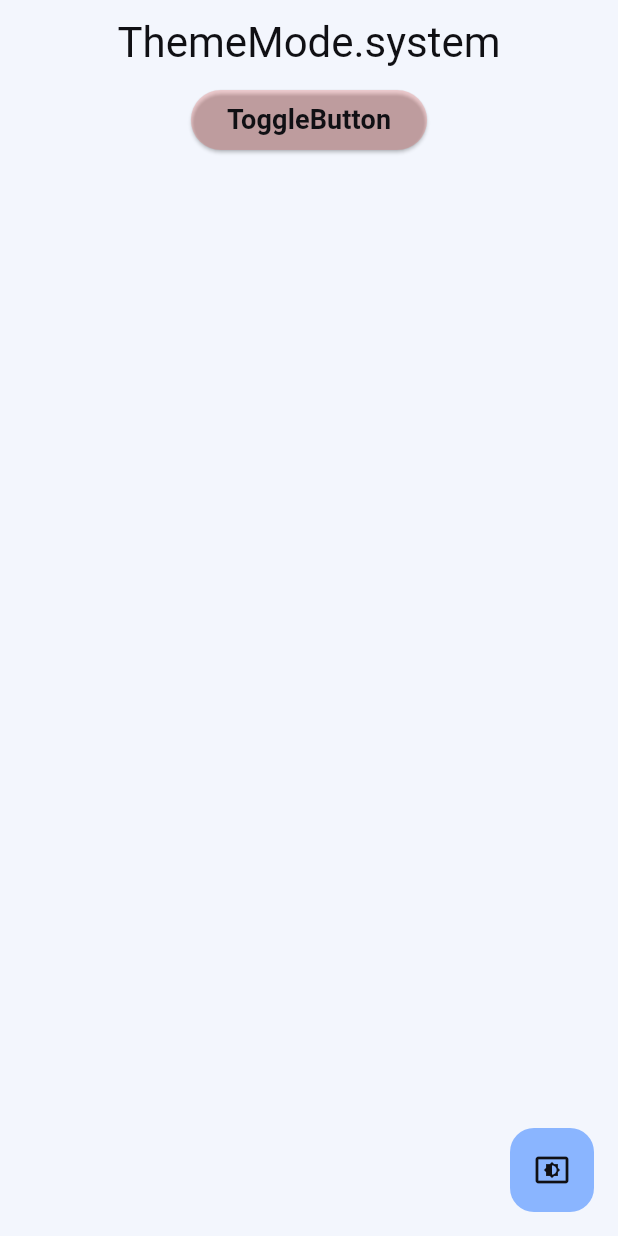
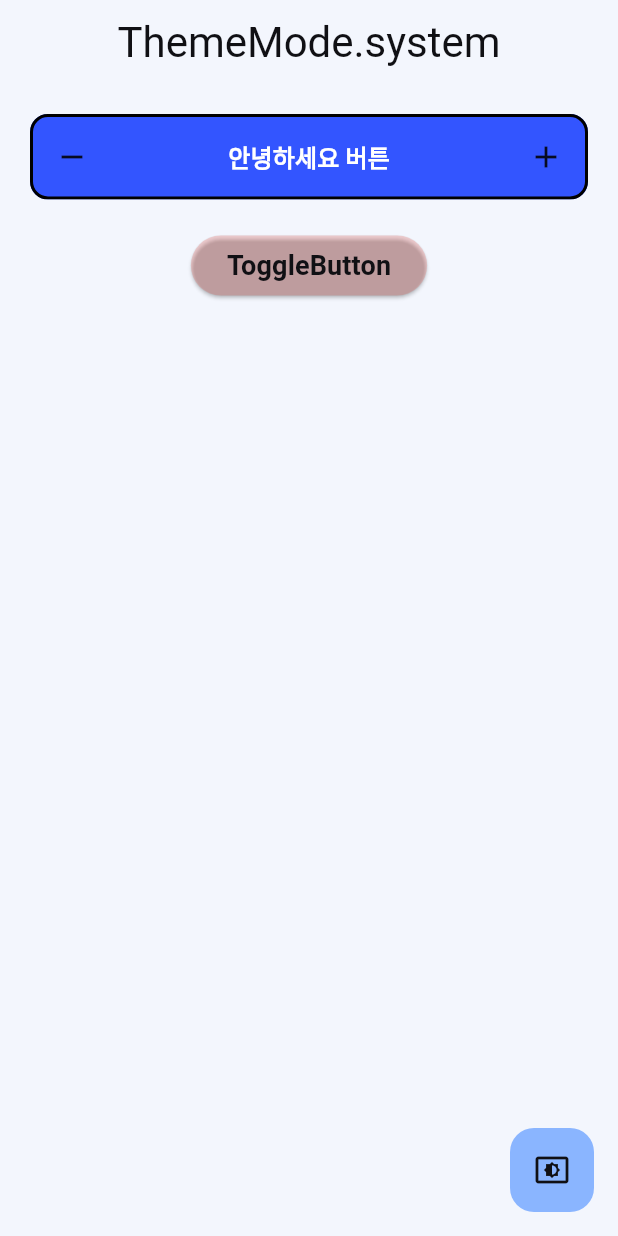
Before and after one commit to Quantit-Github/qui_flutter, a Flutter app: the screen it shows after launch, on a phone screen of 412 x 824 dp. Run offline on Flutter 3.47's test engine with Material 2 defaults, Android fonts, the phone set to English and light mode, and no system bars; Roboto replaces fonts that are missing (Pretendard).

Commit message:
WIP 작업중

```diff
--- a/example/lib/main.dart
+++ b/example/lib/main.dart
@@ -1,5 +1,7 @@
 import 'package:example/pages/toggle/toggle_page.dart';
 import 'package:flutter/material.dart';
+import 'package:qui_flutter/components/buttons/base.dart';
+import 'package:qui_flutter/components/buttons/primary.dart';
 import 'package:qui_flutter/core/qui_theme.dart';
 import 'package:qui_flutter/style/color.dart';
 import 'package:qui_flutter/style/constant.dart';
@@ -73,6 +75,59 @@ class _MyHomePageState extends State<MyHomePage> {
           child: Column(
             mainAxisAlignment: MainAxisAlignment.center,
             children: <Widget>[
+              Container(
+                color: QuiTheme.of(context).color.primary.s100,
+              ),
+              QuiButtonPrimary(
+                alignment: ButtonAlign.center,
+                title: "안녕하세요 버튼",
+                suffix: const Icon(Icons.add),
+                prefix: const Icon(Icons.remove),
+                onPressed: () {},
+              ),
+              // QuiButton.primary(
+              //   context: context,
+              //   alignment: ButtonAlign.center,
+              //   onPressed: () {},
+              //   size: ButtonSize.xl,
+              //   suffixWidget: Icon(
+              //     Icons.add,
+              //     color: ButtonPrimaryToken(context).elements,
+              //   ),
+              //   prefixWidget: const Icon(Icons.remove),
+              //   title: "Primary Button",
+              // ),
+              // QuiButton.ghost(
+              //   context: context,
+              //   alignment: ButtonAlign.center,
+              //   onPressed: () {},
+              //   size: ButtonSize.xl,
+              //   suffixWidget: const Icon(Icons.add),
+              //   prefixWidget: const Icon(Icons.remove),
+              //   title: "Primary Button",
+              // ),
+              // QuiButton.secondary(
+              //   context: context,
+              //   alignment: ButtonAlign.Center,
+              //   onPressed: () {},
+              //   suffixWidget: const Icon(Icons.add),
+              //   prefixWidget: const Icon(Icons.remove),
+              //   title: "Secondary Button",
+              // ),
+              // QuiButton.primary(
+              //   context: context,
+              //   alignment: ButtonAlign.Center,
+              //   suffixWidget: const Icon(Icons.add),
+              //   prefixWidget: const Icon(Icons.remove),
+              //   title: "Primary Button Disabled",
+              // ),
+              // QuiButton.secondary(
+              //   context: context,
+              //   alignment: ButtonAlign.Center,
+              //   suffixWidget: const Icon(Icons.add),
+              //   prefixWidget: const Icon(Icons.remove),
+              //   title: "Secondary Button Disabled",
+              // ),
               ElevatedButton(
                 style: ElevatedButton.styleFrom(
                   backgroundColor: QuiTheme.of(context).color["custom"]!.s80,
--- /dev/null
+++ b/lib/components/buttons/base.dart
@@ -0,0 +1,337 @@
+import 'package:flutter/material.dart';
+import 'package:qui_flutter/core/qui_theme.dart';
+import 'package:qui_flutter/style/color.dart';
+import 'package:qui_flutter/style/tokens/button_token.dart';
+import 'package:qui_flutter/style/tokens/state_overlay.dart';
+import 'package:qui_flutter/style/typography.dart';
+
+///
+/// Base Button
+///
+class BaseButton extends StatefulWidget {
+  const BaseButton({
+    this.alignment = ButtonAlign.center,
+    this.size = ButtonSize.xl,
+    required this.backgroundColor,
+    required this.highlightColor,
+    required this.title,
+    this.hoverColor,
+    this.focusColor,
+    this.disabledColor,
+    this.prefixWidget,
+    this.suffixWidget,
+    this.onPressed,
+    this.textStyle,
+    super.key,
+  });
+
+  final ButtonSize size;
+  final ButtonAlign alignment;
+  final Color backgroundColor;
+  final Color highlightColor;
+  final Color? disabledColor;
+  final Color? hoverColor;
+  final Color? focusColor;
+
+  final Function()? onPressed;
+
+  final Widget? prefixWidget;
+  final Widget? suffixWidget;
+  final TextStyle? textStyle;
+  final String title;
+
+  @override
+  State<BaseButton> createState() => _BaseButtonState();
+}
+
+class _BaseButtonState extends State<BaseButton>
+    with TickerProviderStateMixin, ButtonCommonToken, ButtonStateOverlayToken {
+  final ValueNotifier<bool> isLoading = ValueNotifier<bool>(false);
+  late AnimationController _controller;
+  late Animation<Offset> _offsetAnimation;
+
+  late AnimationController _controller2;
+  late Animation<Offset> _offsetAnimation2;
+
+  @override
+  void initState() {
+    super.initState();
+
+    _controller = AnimationController(
+      duration: const Duration(milliseconds: 300),
+      vsync: this,
+    );
+
+    _offsetAnimation = Tween<Offset>(
+      begin: const Offset(0.0, -2),
+      end: const Offset(0.0, 0),
+    ).animate(CurvedAnimation(
+      parent: _controller,
+      curve: Curves.easeInOut,
+    ));
+
+    _controller2 = AnimationController(
+      duration: const Duration(milliseconds: 200),
+      vsync: this,
+    );
+
+    _offsetAnimation2 = Tween<Offset>(
+      begin: const Offset(0.0, 0),
+      end: const Offset(0.0, 2),
+    ).animate(CurvedAnimation(
+      parent: _controller2,
+      curve: Curves.easeInOut,
+    ));
+  }
+
+  @override
+  void dispose() {
+    _controller.dispose();
+    super.dispose();
+  }
+
+  @override
+  Widget build(BuildContext context) {
+    QuiTheme.of(context).color.grayScale.s100;
+    return Container(
+      margin: const EdgeInsets.all(20),
+      child: ValueListenableBuilder<bool>(
+          valueListenable: isLoading,
+          builder: (context, value, _) {
+            return ClipRRect(
+              child: MaterialButton(
+                key: widget.key,
+                onPressed: widget.onPressed == null
+                    ? null
+                    : () async {
+                        isLoading.value = true;
+                        _controller.forward();
+                        _controller2.forward();
+
+                        await Future.delayed(const Duration(seconds: 2));
+                        // await widget.onPressed;
+                        isLoading.value = false;
+                        _controller.reverse();
+                        _controller2.reverse();
+                      },
+                color: value
+                    ? Color.alphaBlend(loadingContainer, widget.backgroundColor)
+                    : widget.backgroundColor,
+                highlightColor: widget.highlightColor,
+                disabledColor: widget.disabledColor ?? disabledContainer,
+                hoverColor: widget.hoverColor ?? hover,
+                focusColor: widget.focusColor ?? focused,
+                padding: widget.size.padding,
+                shape: RoundedRectangleBorder(
+                  side: const BorderSide(color: Colors.black, width: 2.0),
+                  borderRadius: BorderRadius.circular(widget.size.radius),
+                ),
+                child: Stack(
+                  alignment: Alignment.center,
+                  children: [
+                    SlideTransition(
+                      position: _offsetAnimation2,
+                      child: Row(
+                        mainAxisSize: widget.size.mainAxisSize,
+                        mainAxisAlignment: widget.alignment.axis,
+                        children: [
+                          if (widget.prefixWidget != null) widget.prefixWidget!,
+                          Text(
+                            widget.title,
+                            style: QuiTheme.of(context)
+                                .typography
+                                .bodyLarge
+                                .bold
+                                .copyWith(
+                                  color: widget.onPressed == null
+                                      ? disabledElement
+                                      : Colors.white,
+                                ),
+                          ),
+                          if (widget.suffixWidget != null) widget.suffixWidget!,
+                        ],
+                      ),
+                    ),
+                    SlideTransition(
+                      position: _offsetAnimation,
+                      child: SizedBox(
+                        height: 24,
+                        width: 24,
+                        child: CircularProgressIndicator(
+                          color: QuiTheme.of(context).color.whiteColor.s0,
+                          backgroundColor:
+                              QuiTheme.of(context).color.grayScale.s50,
+                        ),
+                      ),
+                    ),
+                  ],
+                ),
+              ),
+            );
+          }),
+    );
+  }
+
+  QuiColorPalette get color => QuiTheme.of(context).color;
+}
+
+///
+/// Button Size enum
+///
+enum ButtonSize {
+  xl(EdgeInsets.all(16), MainAxisSize.max, 12),
+  lg(EdgeInsets.symmetric(horizontal: 16, vertical: 12), MainAxisSize.max, 12),
+  md(EdgeInsets.all(8), MainAxisSize.min, 8),
+  sm(EdgeInsets.symmetric(horizontal: 8, vertical: 6), MainAxisSize.min, 8);
+
+  const ButtonSize(this.padding, this.mainAxisSize, this.radius);
+
+  final EdgeInsets padding;
+  final MainAxisSize mainAxisSize;
+  final double radius;
+}
+
+///
+/// Button Alignment enum
+///
+enum ButtonAlign {
+  hug(MainAxisAlignment.center),
+  left(MainAxisAlignment.start),
+  right(MainAxisAlignment.end),
+  center(MainAxisAlignment.spaceBetween);
+
+  const ButtonAlign(this.axis);
+
+  final MainAxisAlignment axis;
+}
+
+// ///
+// /// Button Widget
+// ///
+// ///
+// class QuiButton extends BaseButton {
+//   QuiButton({
+//     super.key,
+//     required super.backgroundColor,
+//     required super.highlightColor,
+//     required super.disabledColor,
+//     required super.hoverColor,
+//     required super.focusColor,
+//     required super.title,
+//     super.onPressed,
+//     super.prefixWidget,
+//     super.suffixWidget,
+//     super.alignment,
+//     super.size,
+//     super.textStyle,
+//   });
+
+//   factory QuiButton.primary({
+//     required BuildContext context,
+//     required String title,
+//     Color? backgroundColor,
+//     Color? highlightColor,
+//     Color? disabledColor,
+//     Color? hoverColor,
+//     Color? focusColor,
+//     Widget? prefixWidget,
+//     Widget? suffixWidget,
+//     ButtonAlign alignment = ButtonAlign.center,
+//     ButtonSize size = ButtonSize.xl,
+//     TextStyle? textStyle,
+//     Function()? onPressed,
+//   }) {
+//     return QuiButton(
+//       onPressed: onPressed,
+//       backgroundColor: backgroundColor ?? ButtonPrimaryToken(context).container,
+//       highlightColor: highlightColor ?? StateOverlayToken(context).pressed,
+//       hoverColor: hoverColor ?? StateOverlayToken(context).hover,
+//       focusColor: focusColor ?? StateOverlayToken(context).focused,
+//       disabledColor:
+//           disabledColor ?? ButtonCommonDisabledToken(context).container,
+//       alignment: alignment,
+//       size: size,
+//       prefixWidget: prefixWidget,
+//       suffixWidget: suffixWidget,
+//       title: title,
+//       textStyle: textStyle ??
+//           QuiTheme.of(context).typography.bodyLarge.bold.copyWith(
+//               color: onPressed == null
+//                   ? ButtonCommonDisabledToken(context).element
+//                   : ButtonPrimaryToken(context).elements),
+//     );
+//   }
+
+//   factory QuiButton.secondary({
+//     required BuildContext context,
+//     required String title,
+//     Color? backgroundColor,
+//     Color? highlightColor,
+//     Color? disabledColor,
+//     Color? hoverColor,
+//     Color? focusColor,
+//     Widget? prefixWidget,
+//     Widget? suffixWidget,
+//     ButtonAlign alignment = ButtonAlign.center,
+//     ButtonSize size = ButtonSize.xl,
+//     TextStyle? textStyle,
+//     Function()? onPressed,
+//   }) {
+//     return QuiButton(
+//       onPressed: onPressed,
+//       backgroundColor:
+//           backgroundColor ?? ButtonSecondaryToken(context).container,
+//       highlightColor: highlightColor ?? StateOverlayToken(context).pressed,
+//       hoverColor: hoverColor ?? StateOverlayToken(context).hover,
+//       focusColor: focusColor ?? StateOverlayToken(context).focused,
+//       disabledColor:
+//           disabledColor ?? ButtonCommonDisabledToken(context).container,
+//       alignment: alignment,
+//       size: size,
+//       prefixWidget: prefixWidget,
+//       suffixWidget: suffixWidget,
+//       title: title,
+//       textStyle: textStyle ??
+//           QuiTheme.of(context).typography.bodyLarge.bold.copyWith(
+//               color: onPressed == null
+//                   ? ButtonCommonDisabledToken(context).element
+//                   : ButtonSecondaryToken(context).elements),
+//     );
+//   }
+
+//   factory QuiButton.ghost({
+//     required BuildContext context,
+//     required String title,
+//     Color? backgroundColor,
+//     Color? highlightColor,
+//     Color? disabledColor,
+//     Color? hoverColor,
+//     Color? focusColor,
+//     Widget? prefixWidget,
+//     Widget? suffixWidget,
+//     ButtonAlign alignment = ButtonAlign.center,
+//     ButtonSize size = ButtonSize.xl,
+//     TextStyle? textStyle,
+//     Function()? onPressed,
+//   }) {
+//     return QuiButton(
+//       onPressed: onPressed,
+//       backgroundColor: backgroundColor ?? ButtonGhostToken(context).container,
+//       highlightColor: highlightColor ?? StateOverlayToken(context).pressed,
+//       hoverColor: hoverColor ?? StateOverlayToken(context).hover,
+//       focusColor: focusColor ?? StateOverlayToken(context).focused,
+//       disabledColor:
+//           disabledColor ?? ButtonCommonDisabledToken(context).container,
+//       alignment: alignment,
+//       size: size,
+//       prefixWidget: prefixWidget,
+//       suffixWidget: suffixWidget,
+//       title: title,
+//       textStyle: textStyle ??
+//           QuiTheme.of(context).typography.bodyLarge.bold.copyWith(
+//               color: onPressed == null
+//                   ? ButtonCommonDisabledToken(context).element
+//                   : ButtonGhostToken(context).elements),
+//     );
+//   }
+// }
--- /dev/null
+++ b/lib/components/buttons/primary.dart
@@ -0,0 +1,61 @@
+import 'package:flutter/material.dart';
+import 'package:qui_flutter/components/buttons/base.dart';
+import 'package:qui_flutter/core/qui_theme.dart';
+import 'package:qui_flutter/style/color.dart';
+import 'package:qui_flutter/style/tokens/button_token.dart';
+import 'package:qui_flutter/style/tokens/state_overlay.dart';
+
+class QuiButtonPrimary extends StatefulWidget {
+  const QuiButtonPrimary({
+    required this.onPressed,
+    super.key,
+    required this.title,
+    this.prefix,
+    this.suffix,
+    this.size,
+    this.alignment,
+    this.backgroundColor,
+    this.highlightColor,
+    this.disabledColor,
+    this.hoverColor,
+    this.focusColor,
+  });
+
+  final Function()? onPressed;
+  final String title;
+  final Widget? prefix;
+  final Widget? suffix;
+
+  final ButtonSize? size;
+  final ButtonAlign? alignment;
+  final Color? backgroundColor;
+  final Color? highlightColor;
+  final Color? disabledColor;
+  final Color? hoverColor;
+  final Color? focusColor;
+
+  @override
+  State<QuiButtonPrimary> createState() => _QuiButtonPrimaryState();
+}
+
+class _QuiButtonPrimaryState extends State<QuiButtonPrimary>
+    with ButtonPrimaryToken, ButtonStateOverlayToken {
+  QuiColorPalette get color => QuiTheme.of(context).color;
+
+  @override
+  Widget build(BuildContext context) {
+    return BaseButton(
+      alignment: widget.alignment ?? ButtonAlign.center,
+      backgroundColor: widget.backgroundColor ?? container,
+      highlightColor: widget.highlightColor ?? pressed,
+      disabledColor: widget.disabledColor,
+      focusColor: widget.focusColor,
+      hoverColor: widget.hoverColor,
+      onPressed: widget.onPressed,
+      prefixWidget: widget.prefix,
+      suffixWidget: widget.suffix,
+      size: widget.size ?? ButtonSize.xl,
+      title: widget.title,
+    );
+  }
+}
--- /dev/null
+++ b/lib/style/tokens/button_token.dart
@@ -0,0 +1,49 @@
+import 'package:flutter/material.dart';
+import 'package:qui_flutter/core/qui_theme.dart';
+import 'package:qui_flutter/style/color.dart';
+
+mixin ButtonPrimaryToken {
+  QuiColorPalette get color;
+
+  @protected
+  Color get container => color.primary.s70;
+  @protected
+  Color get elements => color.semanticColor.brightest;
+}
+
+class ButtonSecondaryToken {
+  const ButtonSecondaryToken(BuildContext context) : this.context = context;
+  final BuildContext context;
+  Color get container => QuiTheme.of(context).color.primary.s99;
+  Color get elements => QuiTheme.of(context).color.primary.s10;
+}
+
+class ButtonGhostToken {
+  const ButtonGhostToken(BuildContext context) : this.context = context;
+  final BuildContext context;
+  Color get container => QuiTheme.of(context).color.blackColor.s100;
+  Color get elements => QuiTheme.of(context).color.blackColor.s0;
+  Color get elementsLighten => QuiTheme.of(context).color.whiteColor.s0;
+}
+
+class ButtonCommonLoadingToken {
+  const ButtonCommonLoadingToken(BuildContext context) : this.context = context;
+  final BuildContext context;
+  Color get container => QuiTheme.of(context).color.whiteColor.s80;
+  Color get containerVar => QuiTheme.of(context).color.blackColor.s99;
+}
+
+mixin ButtonCommonToken {
+  QuiColorPalette get color;
+
+  // disabled
+  Color get disabledElement => color.blackColor.s70;
+  Color get disabledElementLighten => color.whiteColor.s70;
+  Color get disabledOutline => color.semanticColor.borderLow;
+  Color get disabledContainer => color.blackColor.s95;
+  Color get disabledContainerNull => color.blackColor.s100;
+
+  // Loading
+  Color get loadingContainer => color.whiteColor.s80;
+  Color get loadingContainerVar => color.blackColor.s99;
+}
--- /dev/null
+++ b/lib/style/tokens/state_overlay.dart
@@ -0,0 +1,12 @@
+import 'package:flutter/material.dart';
+import 'package:qui_flutter/style/color.dart';
+
+mixin ButtonStateOverlayToken {
+  QuiColorPalette get color;
+  Color get selected => color.primary.s99;
+  Color get focused => color.semanticColor.stateOverlayFocused;
+  Color get pressed => color.blackColor.s95;
+  Color get pressedLighten => color.whiteColor.s95;
+  Color get hover => color.blackColor.s99;
+  Color get hoverLighten => color.whiteColor.s99;
+}
```
Also changed, not shown: 2 other files.
